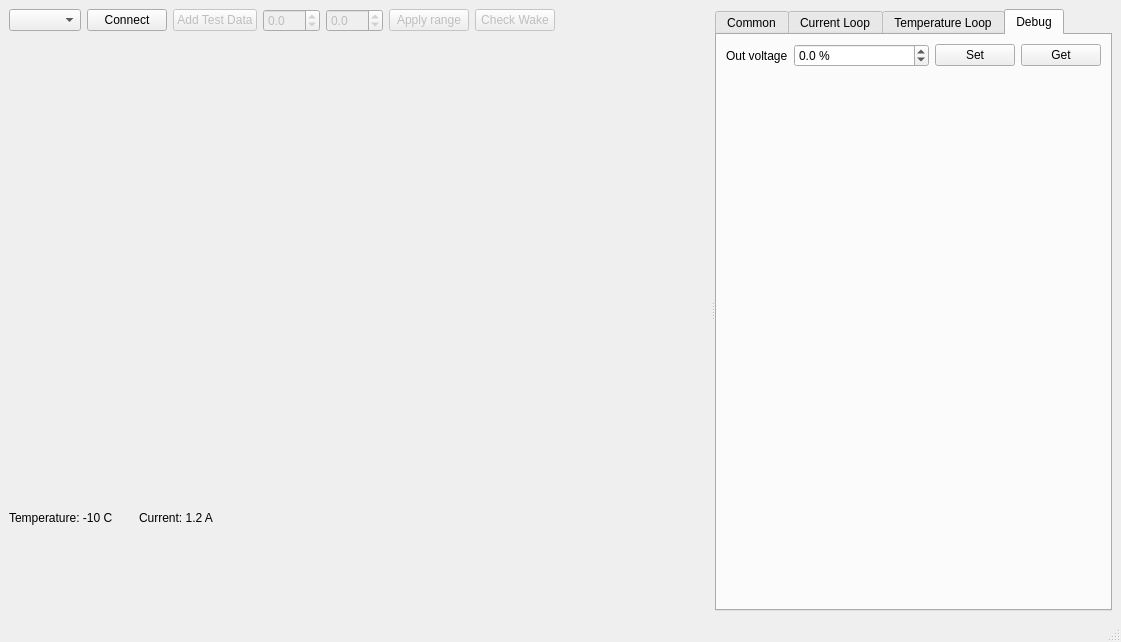
Above: mainwindow.ui from glavmonter/QPeltierUI before the change. Below: the same form after it.
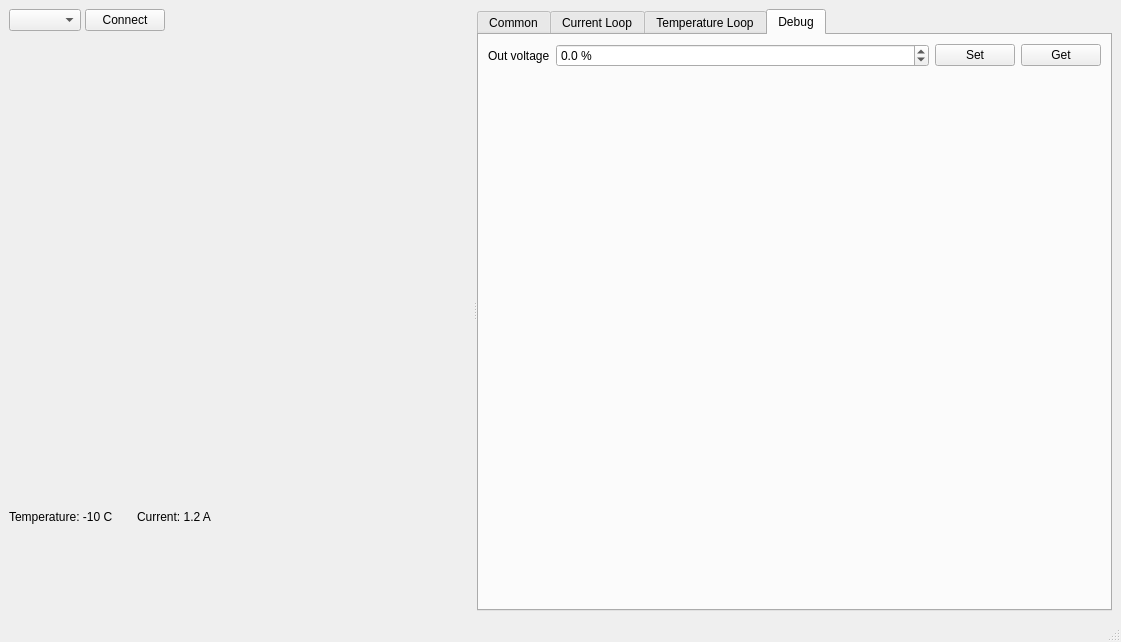
That is the form after the change. Custom widgets are drawn as their Qt base class.

Commit message: Удален код тестирования модулей

What changed in the file:
```diff
--- a/mainwindow.ui
+++ b/mainwindow.ui
@@ -22,6 +22,12 @@
       </property>
       <widget class="QWidget" name="layoutWidget">
        <layout class="QVBoxLayout" name="verticalGraphs">
+        <property name="spacing">
+         <number>4</number>
+        </property>
+        <property name="sizeConstraint">
+         <enum>QLayout::SizeConstraint::SetMaximumSize</enum>
+        </property>
         <item>
          <layout class="QHBoxLayout" name="horizontalLayout">
           <property name="sizeConstraint">
@@ -37,67 +43,14 @@
             </property>
            </widget>
           </item>
-          <item>
-           <widget class="QPushButton" name="btnAddData">
-            <property name="enabled">
-             <bool>false</bool>
-            </property>
-            <property name="text">
-             <string>Add Test Data</string>
-            </property>
-           </widget>
-          </item>
-          <item>
-           <widget class="QDoubleSpinBox" name="spinAxisXMin">
-            <property name="enabled">
-             <bool>false</bool>
-            </property>
-            <property name="decimals">
-             <number>1</number>
-            </property>
-            <property name="minimum">
-             <double>-20.000000000000000</double>
-            </property>
-           </widget>
-          </item>
-          <item>
-           <widget class="QDoubleSpinBox" name="spinAxisXMax">
-            <property name="enabled">
-             <bool>false</bool>
-            </property>
-            <property name="decimals">
-             <number>1</number>
-            </property>
-            <property name="minimum">
-             <double>-10.000000000000000</double>
-            </property>
-           </widget>
-          </item>
-          <item>
-           <widget class="QPushButton" name="btnAxisXApply">
-            <property name="enabled">
-             <bool>false</bool>
-            </property>
-            <property name="text">
-             <string>Apply range</string>
-            </property>
-           </widget>
-          </item>
-          <item>
-           <widget class="QPushButton" name="btnCheckWake">
-            <property name="enabled">
-             <bool>false</bool>
-            </property>
-            <property name="text">
-             <string>Check Wake</string>
-            </property>
-           </widget>
-          </item>
           <item>
            <spacer name="horizontalSpacer">
             <property name="orientation">
              <enum>Qt::Orientation::Horizontal</enum>
             </property>
+            <property name="sizeType">
+             <enum>QSizePolicy::Policy::Expanding</enum>
+            </property>
             <property name="sizeHint" stdset="0">
              <size>
               <width>40</width>
@@ -172,7 +125,7 @@
       </widget>
       <widget class="QTabWidget" name="tabSettings">
        <property name="sizePolicy">
-        <sizepolicy hsizetype="MinimumExpanding" vsizetype="Expanding">
+        <sizepolicy hsizetype="Fixed" vsizetype="Expanding">
          <horstretch>0</horstretch>
          <verstretch>0</verstretch>
         </sizepolicy>
```
Left out of the diff: 12 changed lines with no effect on the pictures. The commit also changes 2 other files.
